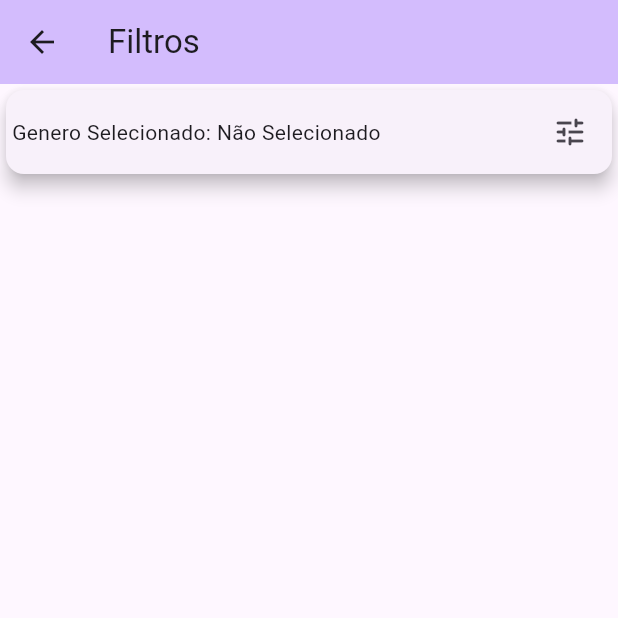
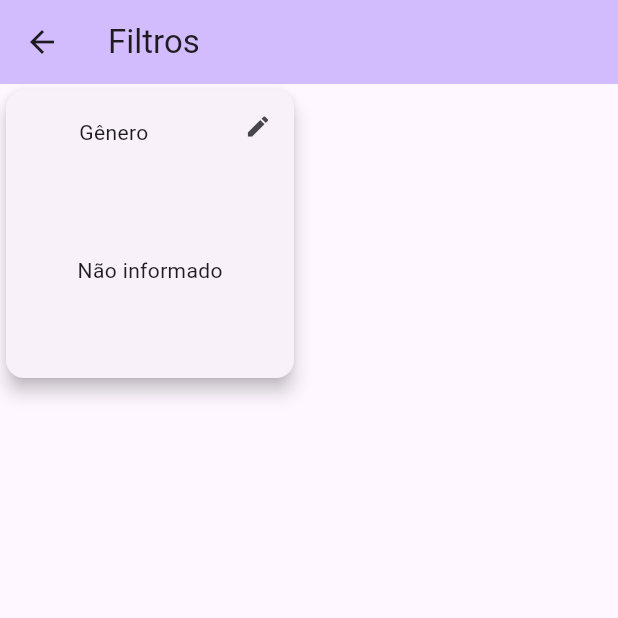
Before and after one commit to WilliamSilvaGh/pmfilmes, a Flutter app: the screen it shows after launch, after a tap on the "tune" icon, on a phone screen of 412 x 824 dp, the top half of it. Run offline on Flutter 3.47's test engine with Material 3 defaults, Android fonts, the phone set to English and light mode, and no system bars.

Commit message:
28/02/2024 Adiciona funções novas ao Filtro

```diff
--- a/lib/main.dart
+++ b/lib/main.dart
@@ -27,6 +27,7 @@ class MyApp extends StatelessWidget {
           useMaterial3: true,
         ),
         home: const MyHomePage(title: 'Flutter Demo Home Page'),
+        debugShowCheckedModeBanner: false,
       ),
     );
   }
--- a/lib/page/filter_page.dart
+++ b/lib/page/filter_page.dart
@@ -1,5 +1,6 @@
 import 'package:flutter/material.dart';
 import 'package:pmfilmes/page/genero_page.dart';
+import 'package:pmfilmes/vm/filter_item.dart';
 import 'package:pmfilmes/vm/genero_view_model.dart';
 import 'package:provider/provider.dart';
 
@@ -14,37 +15,15 @@ class FilterPage extends StatelessWidget {
         title: const Text("Filtros"),
         backgroundColor: Theme.of(context).colorScheme.inversePrimary,
       ),
-      body: ListView(
-        children: [
-          generoView(context, generoVM),
-        ],
-      ),
+      body: Wrap(children: [generoView(context, generoVM)]),
     );
   }
 
-  Widget generoView(BuildContext context, GeneroViewModel vm) => Card(
-        elevation: 5,
-        child: Padding(
-          padding: const EdgeInsets.all(4),
-          child: Row(
-            children: [
-              const Text("Genero Selecionado: "),
-              Expanded(
-                child: Text(
-                  vm.jaSelecionouGenero
-                      ? vm.generoSelecionado.nome
-                      : "Não Selecionado",
-                ),
-              ),
-              IconButton(
-                onPressed: () => Navigator.push(
-                  context,
-                  MaterialPageRoute(builder: (_) => const GeneroPage()),
-                ),
-                icon: const Icon(Icons.tune_rounded),
-              ),
-            ],
-          ),
-        ),
+  Widget generoView(BuildContext context, GeneroViewModel vm) => FilterItem(
+        title: "Gênero",
+        value:
+            vm.jaSelecionouGenero ? vm.generoSelecionado.nome : "Não informado",
+        onPressed: () => Navigator.push(
+            context, MaterialPageRoute(builder: (_) => const GeneroPage())),
       );
 }
--- /dev/null
+++ b/lib/repositorio/ator_repositorio.dart
@@ -0,0 +1,15 @@
+import 'package:pmfilmes/dominio/ator.dart';
+import 'package:pmfilmes/dominio/genero.dart';
+
+class AtorRepositorio {
+  static List<Ator> list() {
+    return <Ator>[
+      Ator(id: "aid", nome: "Jenna Ortega", nacionalidade: "Norte-Americano"),
+      Ator(id: "bid", nome: "Tyler Posey", nacionalidade: "Norte-Americano"),
+      Ator(id: "cid", nome: "Ian Somerhalder", nacionalidade: "Norte-Americano"),
+      Ator(id: "did", nome: "Tom Holland", nacionalidade: "Britânico"),
+      Ator(id: "eid", nome: "Jensen Ackles", nacionalidade: "Norte-Americano"),
+      Ator(id: "fid", nome: "Misha Collins", nacionalidade: "Norte-Americano"),
+    ];
+  }
+}
--- /dev/null
+++ b/lib/vm/filter_item.dart
@@ -0,0 +1,54 @@
+import 'package:flutter/material.dart';
+
+class FilterItem extends StatelessWidget {
+  final String title;
+  final String value;
+  final VoidCallback onPressed;
+
+  const FilterItem({
+    super.key,
+    required this.title,
+    required this.value,
+    required this.onPressed,
+  });
+
+  @override
+  Widget build(BuildContext context) {
+    return SizedBox(
+      width: 200,
+      height: 200,
+      child: Card(
+        elevation: 5,
+        child: Column(
+          children: [
+            Row(
+              children: [
+                Expanded(
+                  child: Padding(
+                    padding: const EdgeInsets.only(top: 8.0),
+                    child: Text(
+                      title,
+                      textAlign: TextAlign.center,
+                    ),
+                  ),
+                ),
+                IconButton(
+                  onPressed: onPressed,
+                  icon: const Icon(
+                    Icons.edit,
+                    size: 18,
+                  ),
+                ),
+              ],
+            ),
+            Expanded(
+              child: Center(
+                child: Text(value)
+              ),
+            ),
+          ],
+        ),
+      ),
+    );
+  }
+}
```
